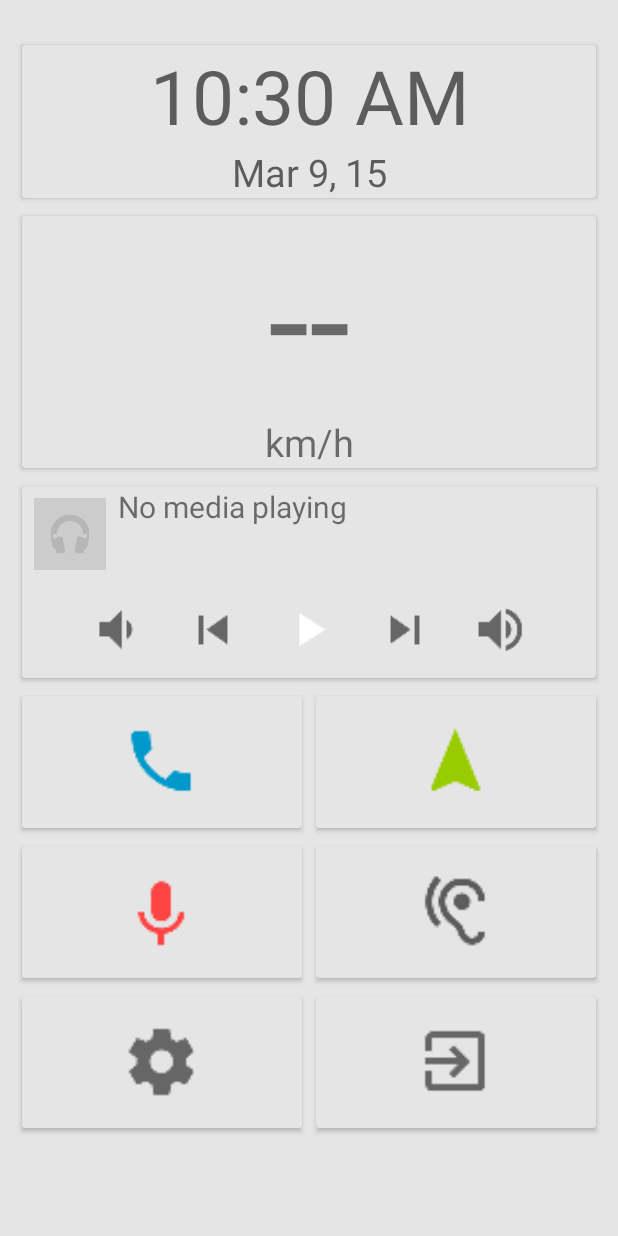
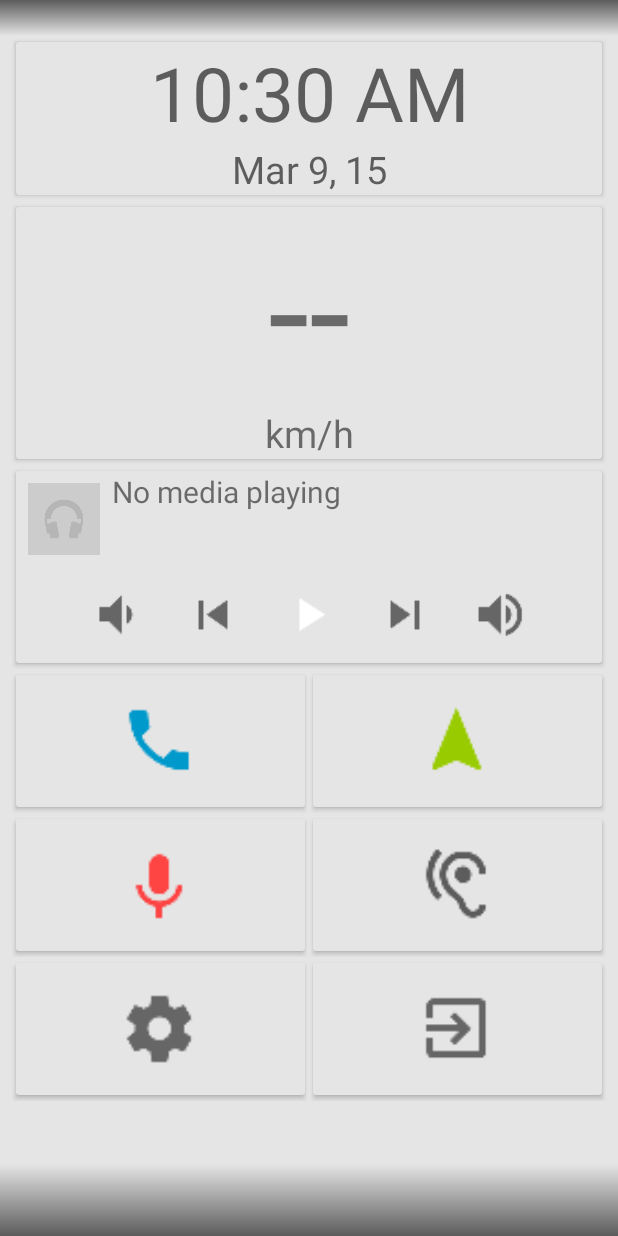
Before and after one commit to SvenDub/Dashboard, an Android app: the screen it shows after launch (CarActivity), on a phone screen of 412 x 824 dp. Run offline under Robolectric (Android 15) with nearby library versions, the phone set to English and light mode, and no system bars.

Commit message:
Layout and style tweaks
Status and navigation bar now have a gradient

```diff
--- a/app/src/main/java/nl/svendubbeld/car/CarActivity.java
+++ b/app/src/main/java/nl/svendubbeld/car/CarActivity.java
@@ -32,6 +32,7 @@ import android.content.DialogInterface;
 import android.content.Intent;
 import android.content.SharedPreferences;
 import android.content.res.ColorStateList;
+import android.graphics.Color;
 import android.location.GpsStatus;
 import android.location.Location;
 import android.location.LocationListener;
@@ -52,9 +53,9 @@ import android.text.format.DateFormat;
 import android.util.Pair;
 import android.view.KeyEvent;
 import android.view.View;
-import android.widget.FrameLayout;
 import android.widget.ImageView;
 import android.widget.ProgressBar;
+import android.widget.ScrollView;
 import android.widget.TextClock;
 import android.widget.TextView;
 
@@ -73,7 +74,7 @@ public class CarActivity extends Activity
     public static final int PREF_TEMP_UNIT_F = 1;
 
     // Background
-    FrameLayout mBackground;
+    ScrollView mBackground;
     String mPrefBackground = "launcher";
 
     // Buttons
@@ -168,7 +169,7 @@ public class CarActivity extends Activity
         mButtonExit = ((CardView) findViewById(R.id.btn_exit));
 
         // Get background
-        mBackground = ((FrameLayout) findViewById(R.id.bg));
+        mBackground = ((ScrollView) findViewById(R.id.bg));
 
         toggleDate();
         toggleSpeed();
@@ -339,6 +340,14 @@ public class CarActivity extends Activity
 
     protected void onCreate(Bundle savedInstanceState) {
         super.onCreate(savedInstanceState);
+
+        getWindow().getDecorView().setSystemUiVisibility(
+                View.SYSTEM_UI_FLAG_LAYOUT_STABLE
+                        | View.SYSTEM_UI_FLAG_LAYOUT_FULLSCREEN
+                        | View.SYSTEM_UI_FLAG_LAYOUT_HIDE_NAVIGATION);
+
+        getWindow().setStatusBarColor(Color.TRANSPARENT);
+        getWindow().setNavigationBarColor(Color.TRANSPARENT);
 
         mUiModeManager = ((UiModeManager) getSystemService(UI_MODE_SERVICE));
 
--- a/app/src/main/res/values-w820dp/dimens.xml
+++ b/app/src/main/res/drawable/navigation_bar_background.xml
@@ -21,6 +21,9 @@
   ~ CONNECTION WITH THE SOFTWARE OR THE USE OR OTHER DEALINGS IN THE SOFTWARE.
   -->
 
-<resources>
-    <dimen name="activity_horizontal_margin">64.0dip</dimen>
-</resources>
+<shape xmlns:android="http://schemas.android.com/apk/res/android">
+    <gradient
+        android:angle="90"
+        android:endColor="#00000000"
+        android:startColor="#99000000" />
+</shape>
--- a/app/src/main/res/drawable/status_bar_background.xml
+++ b/app/src/main/res/drawable/status_bar_background.xml
@@ -23,7 +23,7 @@
 
 <shape xmlns:android="http://schemas.android.com/apk/res/android">
     <gradient
-        android:angle="90.0"
-        android:endColor="#99000000"
-        android:startColor="#00000000" />
+        android:angle="270"
+        android:endColor="#00000000"
+        android:startColor="#99000000" />
 </shape>
--- a/app/src/main/res/layout-land/activity_car.xml
+++ b/app/src/main/res/layout-land/activity_car.xml
@@ -21,7 +21,11 @@
   ~ CONNECTION WITH THE SOFTWARE OR THE USE OR OTHER DEALINGS IN THE SOFTWARE.
   -->
 
-<ScrollView xmlns:android="http://schemas.android.com/apk/res/android"
+<FrameLayout xmlns:android="http://schemas.android.com/apk/res/android"
+    android:layout_width="match_parent"
+    android:layout_height="match_parent">
+
+    <ScrollView
         android:id="@+id/bg"
         android:layout_width="fill_parent"
         android:layout_height="fill_parent">
@@ -29,8 +33,8 @@
         <GridLayout
             android:layout_width="fill_parent"
             android:layout_height="wrap_content"
-        android:layout_marginLeft="10.0dip"
-        android:layout_marginRight="10.0dip"
+            android:layout_marginLeft="@dimen/activity_horizontal_margin"
+            android:layout_marginRight="@dimen/activity_horizontal_margin"
             android:columnCount="2"
             android:paddingRight="@dimen/nav_bar_height"
             android:paddingTop="@dimen/status_bar_height">
@@ -193,3 +197,10 @@
             </FrameLayout>
         </GridLayout>
     </ScrollView>
+
+    <ImageView
+        android:id="@+id/status_bar_background"
+        android:layout_width="match_parent"
+        android:layout_height="@dimen/status_bar_height"
+        android:src="@drawable/status_bar_background" />
+</FrameLayout>
--- a/app/src/main/res/layout/activity_car.xml
+++ b/app/src/main/res/layout/activity_car.xml
@@ -21,7 +21,11 @@
   ~ CONNECTION WITH THE SOFTWARE OR THE USE OR OTHER DEALINGS IN THE SOFTWARE.
   -->
 
-<ScrollView xmlns:android="http://schemas.android.com/apk/res/android"
+<FrameLayout xmlns:android="http://schemas.android.com/apk/res/android"
+    android:layout_width="match_parent"
+    android:layout_height="match_parent">
+
+    <ScrollView
         android:id="@+id/bg"
         android:layout_width="fill_parent"
         android:layout_height="fill_parent">
@@ -29,8 +33,8 @@
         <GridLayout
             android:layout_width="fill_parent"
             android:layout_height="wrap_content"
-        android:layout_marginLeft="10.0dip"
-        android:layout_marginRight="10.0dip"
+            android:layout_marginLeft="@dimen/activity_horizontal_margin"
+            android:layout_marginRight="@dimen/activity_horizontal_margin"
             android:columnCount="2"
             android:paddingBottom="@dimen/nav_bar_height"
             android:paddingTop="@dimen/status_bar_height">
@@ -193,3 +197,17 @@
             </FrameLayout>
         </GridLayout>
     </ScrollView>
+
+    <ImageView
+        android:id="@+id/status_bar_background"
+        android:layout_width="match_parent"
+        android:layout_height="@dimen/status_bar_height"
+        android:src="@drawable/status_bar_background" />
+
+    <ImageView
+        android:id="@+id/navigation_bar_background"
+        android:layout_width="match_parent"
+        android:layout_height="@dimen/nav_bar_height"
+        android:src="@drawable/navigation_bar_background"
+        android:layout_gravity="bottom" />
+</FrameLayout>
--- a/app/src/main/res/layout/activity_dialer.xml
+++ b/app/src/main/res/layout/activity_dialer.xml
@@ -24,8 +24,8 @@
 <LinearLayout xmlns:android="http://schemas.android.com/apk/res/android"
     android:layout_width="match_parent"
     android:layout_height="match_parent"
-    android:layout_marginLeft="10.0dip"
-    android:layout_marginRight="10.0dip"
+    android:layout_marginLeft="@dimen/activity_horizontal_margin"
+    android:layout_marginRight="@dimen/activity_horizontal_margin"
     android:orientation="vertical"
     android:paddingBottom="@dimen/nav_bar_height"
     android:paddingTop="@dimen/status_bar_height">
--- a/app/src/main/res/drawable/nav_bar_background.xml
+++ b/app/src/main/res/values-land/dimens.xml
@@ -21,9 +21,7 @@
   ~ CONNECTION WITH THE SOFTWARE OR THE USE OR OTHER DEALINGS IN THE SOFTWARE.
   -->
 
-<shape xmlns:android="http://schemas.android.com/apk/res/android">
-    <gradient
-        android:angle="90.0"
-        android:endColor="#00000000"
-        android:startColor="#cc000000" />
-</shape>
+<resources>
+    <dimen name="activity_horizontal_margin">64.0dip</dimen>
+    <dimen name="nav_bar_height">42.0dip</dimen>
+</resources>
--- a/app/src/main/res/values-night/styles.xml
+++ b/app/src/main/res/values-night/styles.xml
@@ -25,8 +25,9 @@
 
     <style name="AppTheme" parent="@android:style/Theme.Material.NoActionBar">
         <item name="android:fitsSystemWindows">false</item>
-        <item name="android:windowTranslucentStatus">true</item>
-        <item name="android:windowTranslucentNavigation">true</item>
+        <item name="android:windowTranslucentStatus">false</item>
+        <item name="android:windowTranslucentNavigation">false</item>
+        <item name="android:windowDrawsSystemBarBackgrounds">true</item>
         <item name="android:windowContentTransitions">true</item>
         <item name="android:colorAccent">@color/accent</item>
         <item name="android:windowAllowReturnTransitionOverlap">true</item>
--- a/app/src/main/res/values/dimens.xml
+++ b/app/src/main/res/values/dimens.xml
@@ -22,8 +22,7 @@
   -->
 
 <resources>
-    <dimen name="activity_horizontal_margin">16.0dip</dimen>
-    <dimen name="activity_vertical_margin">16.0dip</dimen>
+    <dimen name="activity_horizontal_margin">8.0dip</dimen>
     <dimen name="nav_bar_height">48.0dip</dimen>
     <dimen name="status_bar_height">24.0dip</dimen>
 </resources>
--- a/app/src/main/res/values/styles.xml
+++ b/app/src/main/res/values/styles.xml
@@ -25,8 +25,9 @@
 
     <style name="AppTheme" parent="@android:style/Theme.Material.Light.NoActionBar">
         <item name="android:fitsSystemWindows">false</item>
-        <item name="android:windowTranslucentStatus">true</item>
-        <item name="android:windowTranslucentNavigation">true</item>
+        <item name="android:windowTranslucentStatus">false</item>
+        <item name="android:windowTranslucentNavigation">false</item>
+        <item name="android:windowDrawsSystemBarBackgrounds">true</item>
         <item name="android:windowContentTransitions">true</item>
         <item name="android:colorAccent">@color/accent</item>
         <item name="android:windowAllowReturnTransitionOverlap">true</item>
@@ -43,7 +44,7 @@
     <style name="Card" parent="@style/CardView">
         <item name="android:background">?cardBackgroundColor</item>
         <item name="android:layout_height">96.0dip</item>
-        <item name="android:layout_margin">2.0dip</item>
+        <item name="android:layout_margin">0.0dip</item>
         <item name="android:minHeight">96.0dip</item>
         <item name="cardBackgroundColor">?cardBackgroundColor</item>
         <item name="cardElevation">?cardElevation</item>
```
Also changed, not shown: app/src/main/java/nl/svendubbeld/car/DialerActivity.java (+9 -0 lines), app/src/main/java/nl/svendubbeld/car/MediaActivity.java (+9 -0 lines), app/src/main/java/nl/svendubbeld/car/SettingsActivity.java (+9 -0 lines), app/src/main/res/layout-land/activity_media.xml (+15 -4 lines), app/src/main/res/layout-land/activity_settings.xml (+11 -5 lines), app/src/main/res/layout/activity_media.xml (+24 -6 lines), app/src/main/res/layout/activity_settings.xml (+18 -5 lines). Lines whose indentation alone changed are shown as unchanged.
